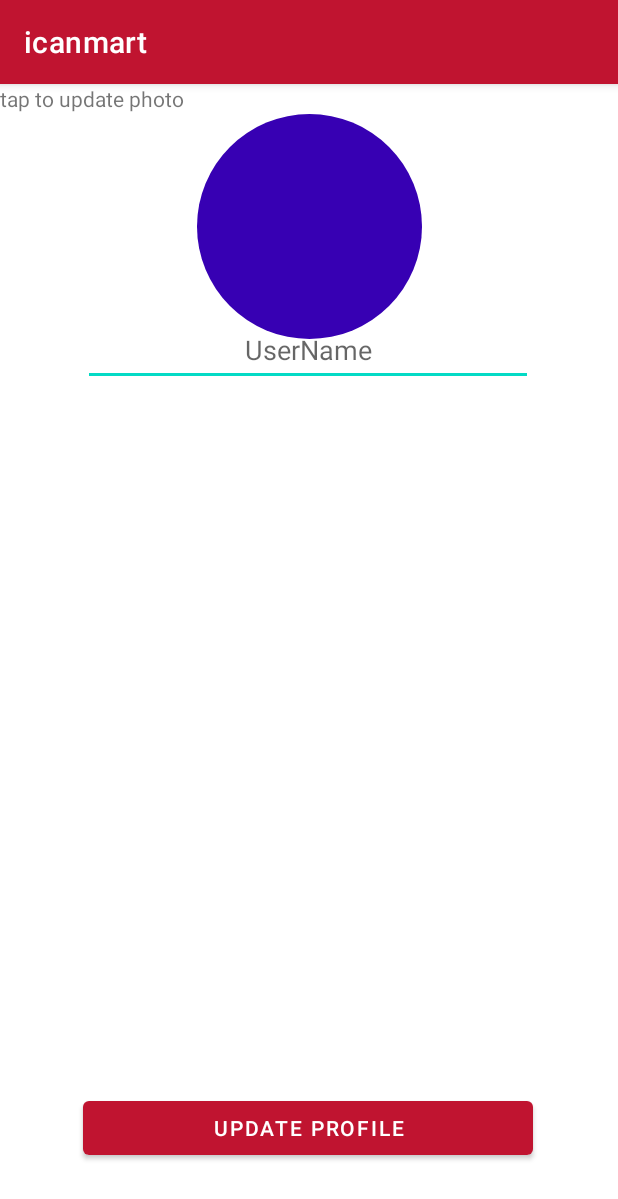
After one commit to letz0703/icanmart-android, an Android app: the ProfileActivity screen opened directly, with no data from a screen before it, on a phone screen of 412 x 824 dp. The commit adds this screen. Shown: the top 1199 px of the screen. Run offline under Robolectric (Android 15) with nearby library versions, the phone set to English and light mode, and no system bars; our stand-ins replace CircleImageView, Firebase (no records; nobody signed in at launch, a user with empty details on screens opened directly), Picasso.

Commit message:
ProfileActivity@getUserInfo()

```diff
--- a/app/src/main/AndroidManifest.xml
+++ b/app/src/main/AndroidManifest.xml
@@ -10,14 +10,17 @@
             android:supportsRtl="true"
             android:theme="@style/Theme.Icanmart">
         <activity
+                android:name=".ProfileActivity"
+                android:exported="true" />
+        <activity
                 android:name=".Login"
                 android:exported="true">
             <intent-filter>
                 <action android:name="android.intent.action.MAIN" />
+
                 <category android:name="android.intent.category.LAUNCHER" />
             </intent-filter>
         </activity>
-
         <activity
                 android:name=".Forgot"
                 android:exported="true"
@@ -29,8 +32,7 @@
         <activity
                 android:name=".Barcode"
                 android:exported="true"
-                android:parentActivityName=".MainActivity"
-                />
+                android:parentActivityName=".MainActivity" />
         <activity
                 android:name=".SplashScreen"
                 android:exported="true" />
@@ -40,7 +42,7 @@
         <activity
                 android:name=".Calculator"
                 android:parentActivityName=".MainActivity" />
-        <activity android:name=".MainActivity"/>
+        <activity android:name=".MainActivity" />
     </application>
 
 </manifest>
--- /dev/null
+++ b/app/src/main/java/com/letz/icanmart/ProfileActivity.java
@@ -0,0 +1,77 @@
+package com.letz.icanmart;
+
+import androidx.annotation.NonNull;
+import androidx.appcompat.app.AppCompatActivity;
+
+import android.os.Bundle;
+import android.widget.Button;
+import android.widget.EditText;
+import android.widget.ImageView;
+import android.widget.TextView;
+
+import com.google.firebase.auth.FirebaseAuth;
+import com.google.firebase.auth.FirebaseUser;
+import com.google.firebase.database.DataSnapshot;
+import com.google.firebase.database.DatabaseError;
+import com.google.firebase.database.DatabaseReference;
+import com.google.firebase.database.FirebaseDatabase;
+import com.google.firebase.database.ValueEventListener;
+import com.squareup.picasso.Picasso;
+
+public class ProfileActivity extends AppCompatActivity
+{
+    ImageView ivCircledProfileImage;
+    TextView textTap;
+    EditText userName;
+    Button updateProfile;
+
+    FirebaseDatabase database;
+    DatabaseReference fdbref;
+    FirebaseAuth auth;
+    FirebaseUser firebaseUser;
+
+
+
+    @Override
+    protected void onCreate(Bundle savedInstanceState) {
+        super.onCreate(savedInstanceState);
+        setContentView(R.layout.activity_profile);
+
+        ivCircledProfileImage = findViewById(R.id.ivCircle_ProfileActivity);
+        userName = findViewById(R.id.etUserName_ProfileActivity);
+        updateProfile = findViewById(R.id.btnUpdate_ProfileActivity);
+
+        database = FirebaseDatabase.getInstance();
+        fdbref= database.getReference("");
+        auth= FirebaseAuth.getInstance();
+        firebaseUser = auth.getCurrentUser();
+
+    }
+
+
+    public void getUserInfo() {
+        fdbref.child("Users").child(firebaseUser.getUid())
+                .addValueEventListener(new ValueEventListener()
+                {
+                    @Override
+                    public void onDataChange(@NonNull DataSnapshot snapshot) {
+                        String name = snapshot.child("userName").getValue().toString();
+                        String image = snapshot.child("image").getValue().toString() ;
+                        userName.setText(name);
+
+                        if (image.equals("null"))
+                        {
+                            ivCircledProfileImage.setImageResource(R.drawable.userIcon);
+                        } else {
+                            Picasso.get().load(image).into(ivCircledProfileImage);
+                        }
+
+                    }
+
+                    @Override
+                    public void onCancelled(@NonNull DatabaseError error) {
+
+                    }
+                });
+    }
+}
--- a/app/src/main/res/layout/activity_barcode.xml
+++ b/app/src/main/res/layout/activity_barcode.xml
@@ -37,7 +37,7 @@
             android:layout_width="wrap_content"
             android:layout_height="wrap_content"
             android:id="@+id/tvItemName_Barcode"
-            app:layout_constraintStart_toEndOf="@+id/textView"
+            app:layout_constraintStart_toEndOf="@+id/tvTap_ProfileActivity"
             android:layout_marginLeft="16dp"
             android:layout_marginStart="16dp"
             android:textSize="24sp"
@@ -48,7 +48,7 @@
             android:text="name"
             android:layout_width="wrap_content"
             android:layout_height="wrap_content"
-            android:id="@+id/textView"
+            android:id="@+id/tvTap_ProfileActivity"
             app:layout_constraintStart_toStartOf="parent"
             android:layout_marginLeft="84dp"
             android:layout_marginStart="84dp"
--- /dev/null
+++ b/app/src/main/res/layout/activity_profile.xml
@@ -0,0 +1,54 @@
+<?xml version="1.0" encoding="utf-8"?>
+<androidx.constraintlayout.widget.ConstraintLayout xmlns:android="http://schemas.android.com/apk/res/android"
+        xmlns:tools="http://schemas.android.com/tools"
+        xmlns:app="http://schemas.android.com/apk/res-auto"
+        android:layout_width="match_parent"
+        android:layout_height="match_parent"
+        tools:context=".Signup">
+
+    <de.hdodenhof.circleimageview.CircleImageView
+            android:layout_width="150dp"
+            android:layout_height="150dp"
+            android:id="@+id/ivCircle_ProfileActivity"
+            app:layout_constraintStart_toStartOf="parent"
+            app:layout_constraintHorizontal_bias="0.5"
+            app:layout_constraintEnd_toEndOf="parent"
+            app:layout_constraintTop_toTopOf="parent"
+            android:layout_marginTop="20dp"
+            android:src="@color/purple_700" />
+
+    <Button
+            android:text="Update Profile"
+            android:layout_width="300dp"
+            android:layout_height="wrap_content"
+            android:id="@+id/btnUpdate_ProfileActivity"
+            app:layout_constraintStart_toStartOf="parent"
+            app:layout_constraintHorizontal_bias="0.495"
+            app:layout_constraintEnd_toEndOf="parent"
+            app:layout_constraintBottom_toBottomOf="parent"
+            android:layout_marginBottom="48dp" />
+
+    <com.google.android.material.textfield.TextInputEditText
+            android:layout_width="300dp"
+            android:layout_height="wrap_content"
+            android:hint="UserName"
+            android:gravity="center"
+            android:id="@+id/etUserName_ProfileActivity"
+            app:layout_constraintTop_toBottomOf="@+id/tvTap_ProfileActivity"
+            android:layout_marginTop="44dp"
+            app:layout_constraintStart_toStartOf="parent"
+            app:layout_constraintHorizontal_bias="0.495"
+            app:layout_constraintEnd_toEndOf="parent"
+            app:layout_constraintBottom_toTopOf="@+id/btnUpdate_ProfileActivity"
+            app:layout_constraintVertical_bias="0.161"
+            android:minHeight="48dp" />
+
+    <TextView
+            android:text="tap to update photo"
+            android:layout_width="wrap_content"
+            android:layout_height="wrap_content"
+            android:id="@+id/tvTap_ProfileActivity"
+            tools:layout_editor_absoluteY="181dp"
+            tools:layout_editor_absoluteX="144dp" />
+
+</androidx.constraintlayout.widget.ConstraintLayout>
```
Also changed, not shown: app/src/main/res/drawable-v24/userIcon.png (added).
